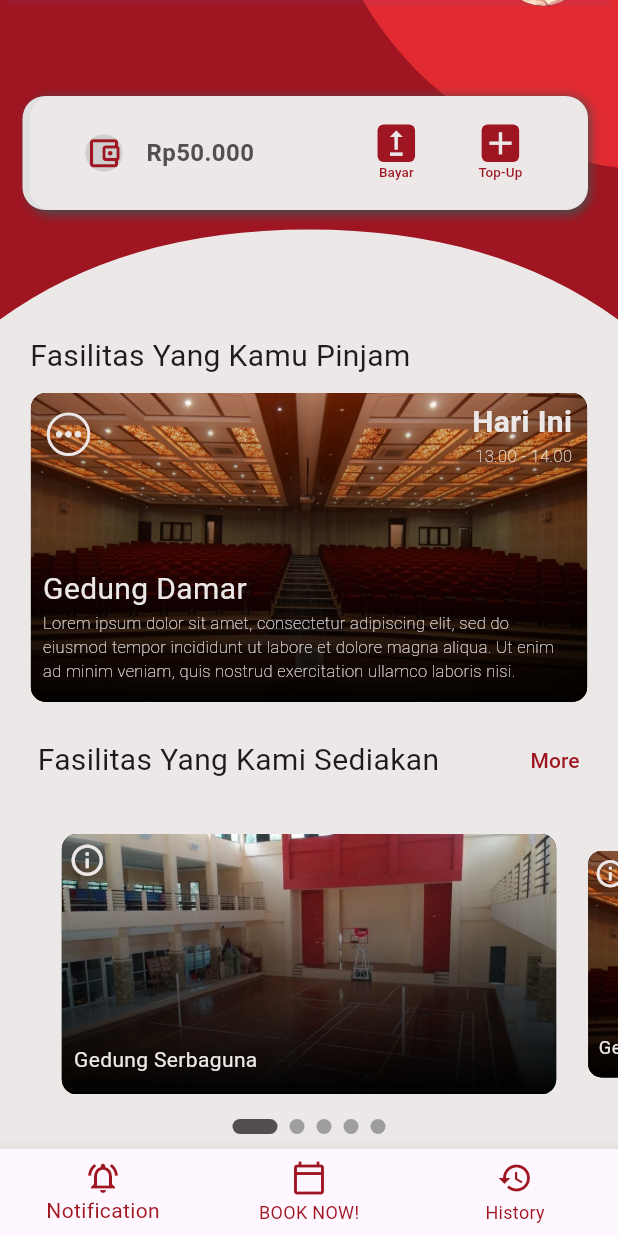
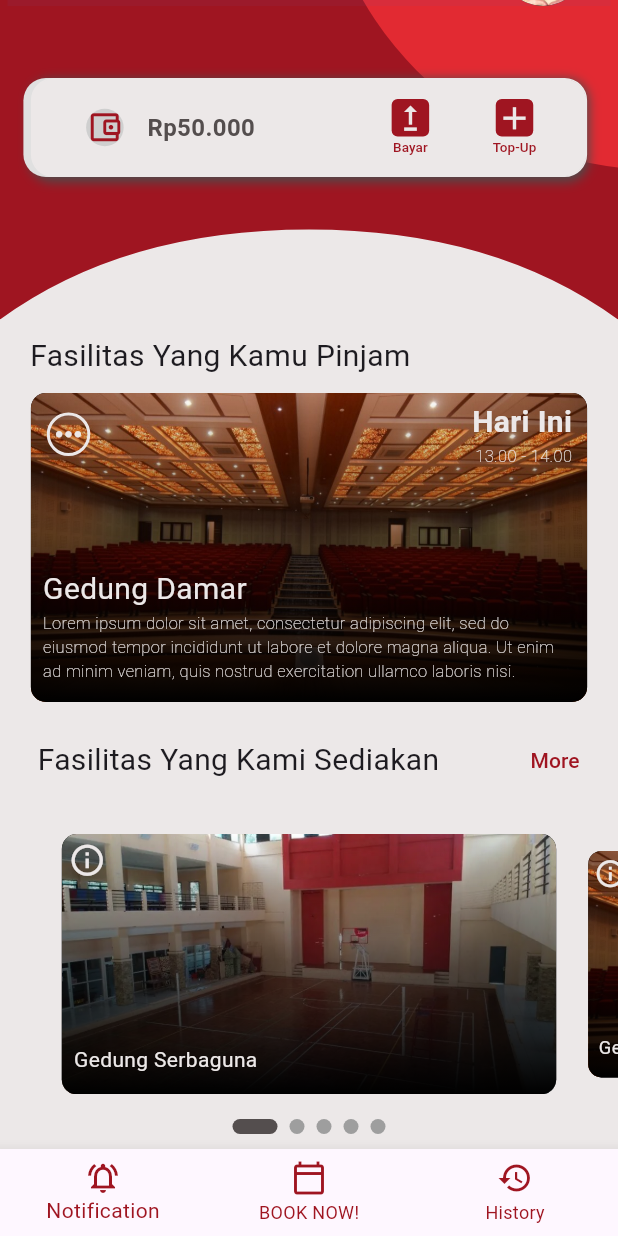
Before and after one commit to SuryaaAulia/Rent-It-App-Flutter, a Flutter app: the screen it shows after launch, scrolled down 87 dp, on a phone screen of 412 x 824 dp. Run offline on Flutter 3.47's test engine with Material 3 defaults, Android fonts, the phone set to English and light mode, and no system bars; drawn by our look-alikes of carousel_slider, smooth_page_indicator; our stand-ins replace image_picker.

Commit message:
Wallet widget - Update padding value

```diff
--- a/rent_it_flutter/lib/widgets/wallet_widget.dart
+++ b/rent_it_flutter/lib/widgets/wallet_widget.dart
@@ -14,11 +14,11 @@ class RWallet extends StatelessWidget {
     final double screenWidth = MediaQuery.of(context).size.width;
     return Center(
       child: Padding(
-        padding: const EdgeInsets.all(10),
+        padding: const EdgeInsets.all(8),
         child: Container(
-          margin: const EdgeInsets.fromLTRB(10, 30, 10, 10),
-          width: screenWidth,
-          padding: const EdgeInsets.fromLTRB(20, 10, 20, 10),
+          margin: const EdgeInsets.fromLTRB(10, 20, 10, 10),
+          width: screenWidth * 0.9,
+          padding: const EdgeInsets.fromLTRB(20, 5, 10, 5),
           decoration: BoxDecoration(
               color: rWhite,
               borderRadius: BorderRadius.circular(15),
```
